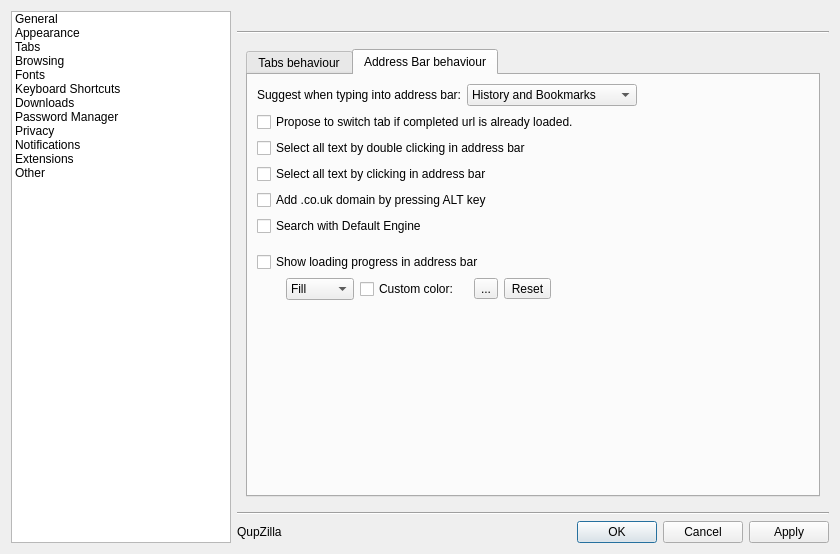
Old version of the form src/lib/preferences/preferences.ui in the repository QupZilla/qupzilla.
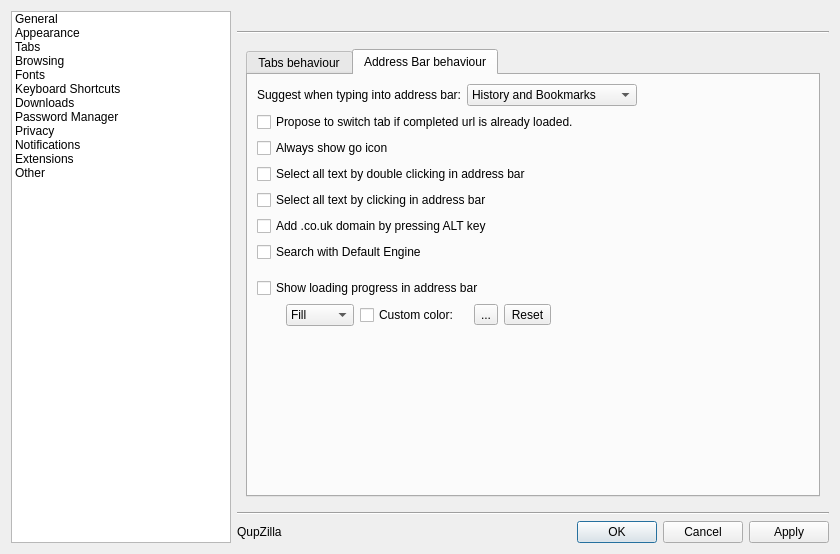
New version of the form. The open tabs and pages were chosen to show the change. Custom widgets are drawn as their Qt base class.

Commit message:
[LocationBar] Option to always show go icon.
Also removed unused m_drawCursor member variable.
Closes #914

Patch:
```diff
--- a/src/lib/preferences/preferences.ui
+++ b/src/lib/preferences/preferences.ui
@@ -140,8 +140,8 @@
        <rect>
         <x>0</x>
         <y>0</y>
-        <width>602</width>
-        <height>469</height>
+        <width>608</width>
+        <height>485</height>
        </rect>
       </property>
       <layout class="QVBoxLayout" name="verticalLayout_4">
@@ -843,6 +843,13 @@
                  </property>
                 </widget>
                </item>
+               <item>
+                <widget class="QCheckBox" name="alwaysShowGoIcon">
+                 <property name="text">
+                  <string>Always show go icon</string>
+                 </property>
+                </widget>
+               </item>
                <item>
                 <widget class="QCheckBox" name="selectAllOnFocus">
                  <property name="text">
```
The commit also changes 6 other files.
